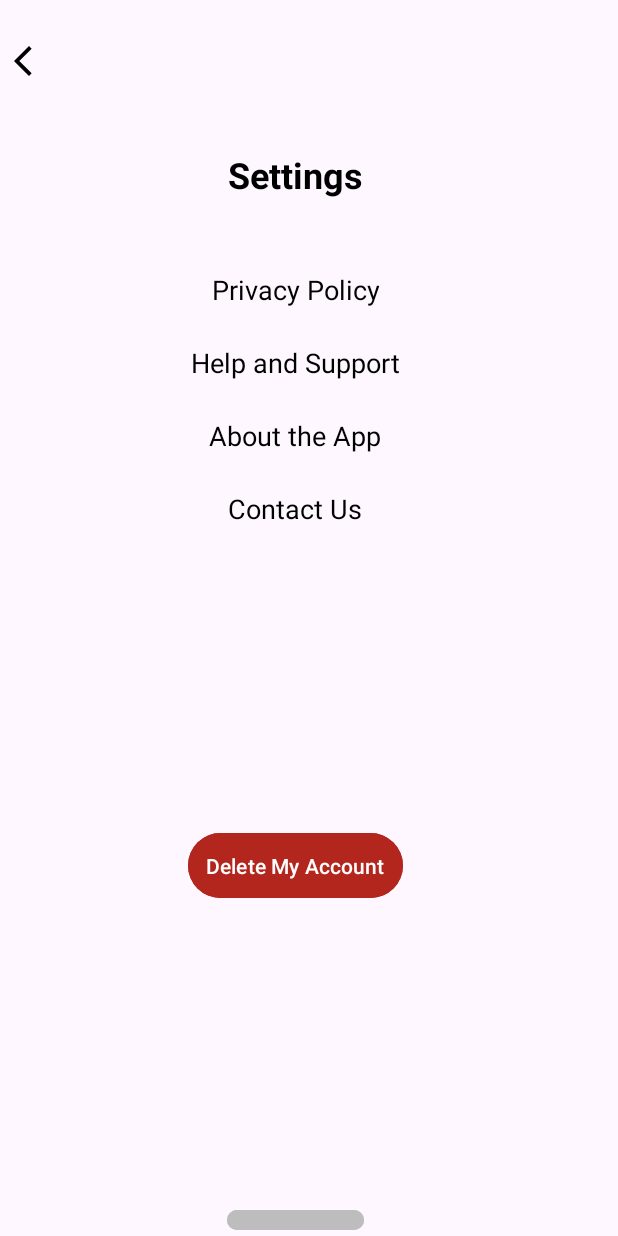
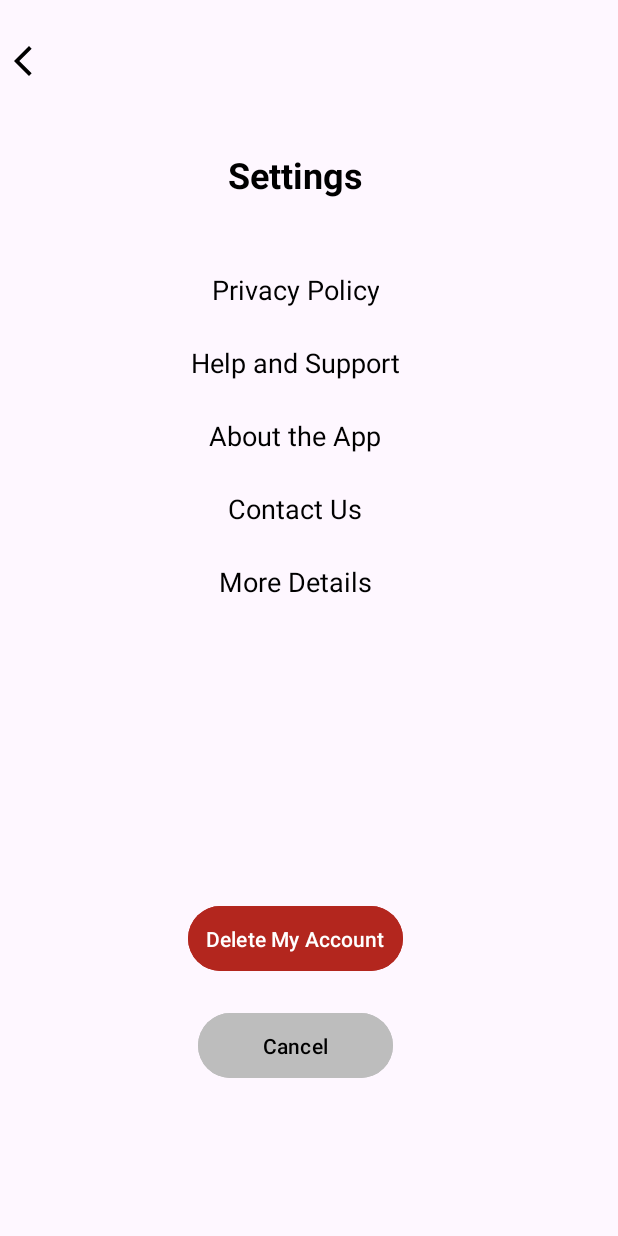
Before and after one commit to afla-Dev/fot-newsroom, an Android app: the SettingsActivity screen opened directly, with no data from a screen before it, on a phone screen of 412 x 824 dp. Run offline under Robolectric (Android 15) with nearby library versions, the phone set to English and light mode, and no system bars; our stand-ins replace Firebase (no records; nobody signed in at launch, a user with empty details on screens opened directly).

Commit message:
button size changed

```diff
--- a/app/src/main/res/layout/activity_settings.xml
+++ b/app/src/main/res/layout/activity_settings.xml
@@ -71,6 +71,15 @@
             android:textColor="@color/black"
             android:textSize="18sp" />
 
+        <TextView
+            android:layout_width="wrap_content"
+            android:layout_height="wrap_content"
+            android:layout_marginTop="24dp"
+            android:gravity="center"
+            android:text="More Details"
+            android:textColor="@color/black"
+            android:textSize="18sp" />
+
 
         <Button
             android:id="@+id/deleteAccountButton"
@@ -84,11 +93,12 @@
 
         <Button
             android:id="@+id/btnCancel"
-            android:layout_width="wrap_content"
+            android:layout_width="130dp"
             android:layout_height="wrap_content"
-            android:layout_marginTop="200dp"
+            android:layout_marginTop="20dp"
             android:text="Cancel"
             android:textColor="@color/black"
+            android:padding="12dp"
             android:backgroundTint="@color/gray" />
 
     </LinearLayout>
```
